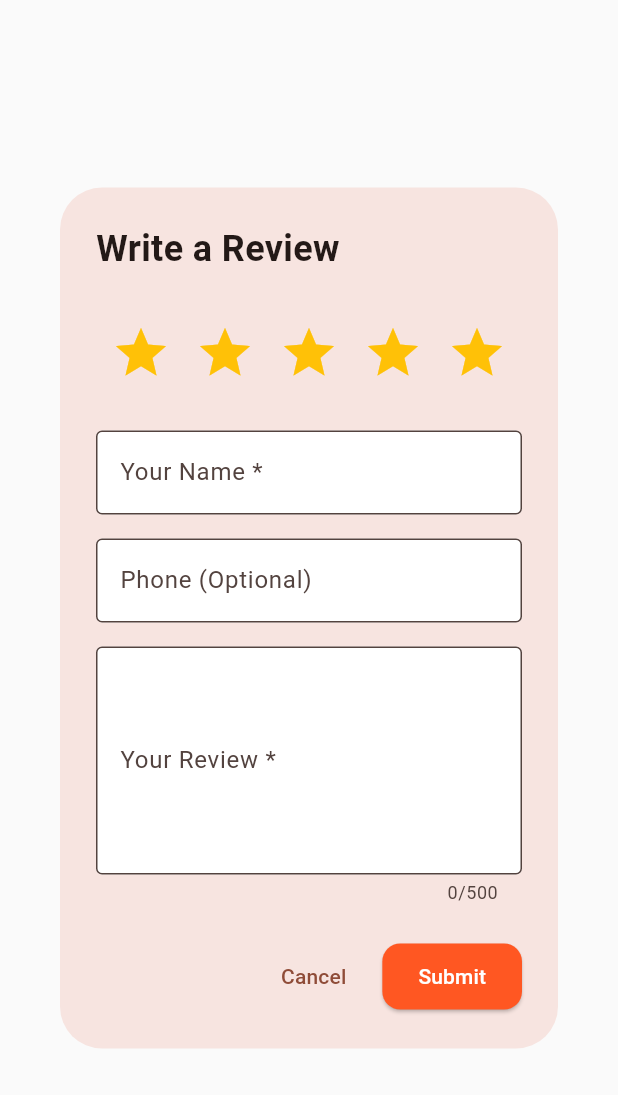
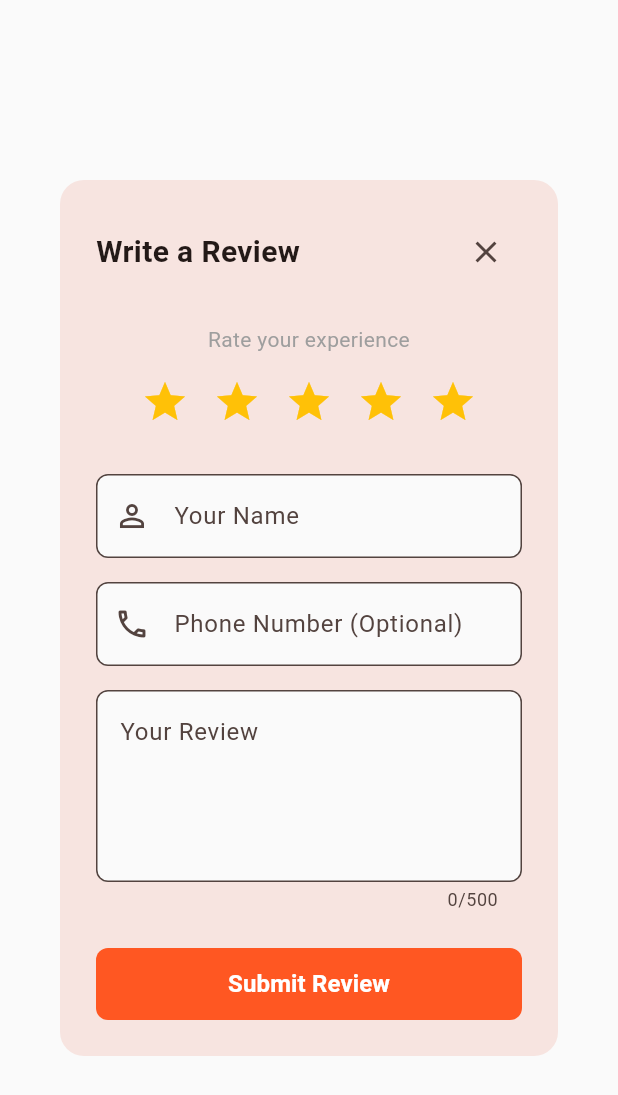
Before and after one commit to ibrahiim-1/roomi_real_final, a Flutter app: the ReviewDialog widget shown alone on an empty page, opened directly with empty values, on a phone screen of 412 x 824 dp. Shown: the top 1095 px of the screen. Run offline on Flutter 3.47's test engine with Material 3 defaults, Android fonts, the light colour scheme and no system bars; our stand-ins replace cached_network_image, carousel_slider, cloud_firestore, firebase_auth, firebase_core, firebase_storage and 1 more; accounts and stored records are empty.

Commit message:
feat: implement review dialog for submitting hostel ratings and comments.

```diff
--- a/lib/features/reviews/review_dialog.dart
+++ b/lib/features/reviews/review_dialog.dart
@@ -82,27 +82,45 @@ class _ReviewDialogState extends State<ReviewDialog> {
   @override
   Widget build(BuildContext context) {
     return Dialog(
+      shape: RoundedRectangleBorder(borderRadius: BorderRadius.circular(16)),
+      child: Container(
+        constraints: const BoxConstraints(maxWidth: 400),
         child: SingleChildScrollView(
-        child: Padding(
           padding: const EdgeInsets.all(24),
           child: Form(
             key: _formKey,
             child: Column(
               mainAxisSize: MainAxisSize.min,
-              crossAxisAlignment: CrossAxisAlignment.start,
+              crossAxisAlignment: CrossAxisAlignment.stretch,
+              children: [
+                Row(
+                  mainAxisAlignment: MainAxisAlignment.spaceBetween,
                   children: [
                     const Text(
                       'Write a Review',
                       style: TextStyle(
-                    fontSize: 24,
+                        fontSize: 20,
                         fontWeight: FontWeight.bold,
                       ),
                     ),
+                    IconButton(
+                      icon: const Icon(Icons.close),
+                      onPressed: () => Navigator.of(context).pop(),
+                      padding: EdgeInsets.zero,
+                      constraints: const BoxConstraints(),
+                    ),
+                  ],
+                ),
                 const SizedBox(height: 24),
                 // Rating
-                Center(
-                  child: Row(
-                    mainAxisSize: MainAxisSize.min,
+                const Text(
+                  'Rate your experience',
+                  textAlign: TextAlign.center,
+                  style: TextStyle(color: Colors.grey),
+                ),
+                const SizedBox(height: 8),
+                Row(
+                  mainAxisAlignment: MainAxisAlignment.center,
                   children: List.generate(5, (index) {
                     return IconButton(
                       onPressed: () {
@@ -113,20 +131,28 @@ class _ReviewDialogState extends State<ReviewDialog> {
                       icon: Icon(
                         index < _rating ? Icons.star : Icons.star_border,
                         color: Colors.amber,
-                          size: 40,
+                        size: 32,
                       ),
+                      padding: const EdgeInsets.all(4),
+                      constraints: const BoxConstraints(),
                     );
                   }),
-                  ),
                 ),
                 const SizedBox(height: 24),
                 // Name
                 TextFormField(
                   controller: _nameController,
-                  decoration: const InputDecoration(
-                    labelText: 'Your Name *',
-                    border: OutlineInputBorder(),
+                  decoration: InputDecoration(
+                    labelText: 'Your Name',
+                    hintText: 'Enter your full name',
+                    border: OutlineInputBorder(
+                      borderRadius: BorderRadius.circular(8),
                     ),
+                    prefixIcon: const Icon(Icons.person_outline),
+                    filled: true,
+                    fillColor: Colors.grey[50],
+                  ),
+                  textCapitalization: TextCapitalization.words,
                   validator: (value) {
                     if (value == null || value.trim().isEmpty) {
                       return 'Please enter your name';
@@ -138,9 +164,15 @@ class _ReviewDialogState extends State<ReviewDialog> {
                 // Phone (optional)
                 TextFormField(
                   controller: _phoneController,
-                  decoration: const InputDecoration(
-                    labelText: 'Phone (Optional)',
-                    border: OutlineInputBorder(),
+                  decoration: InputDecoration(
+                    labelText: 'Phone Number (Optional)',
+                    hintText: 'For verification purposes',
+                    border: OutlineInputBorder(
+                      borderRadius: BorderRadius.circular(8),
+                    ),
+                    prefixIcon: const Icon(Icons.phone_outlined),
+                    filled: true,
+                    fillColor: Colors.grey[50],
                   ),
                   keyboardType: TextInputType.phone,
                 ),
@@ -148,11 +180,17 @@ class _ReviewDialogState extends State<ReviewDialog> {
                 // Comment
                 TextFormField(
                   controller: _commentController,
-                  decoration: const InputDecoration(
-                    labelText: 'Your Review *',
-                    border: OutlineInputBorder(),
+                  decoration: InputDecoration(
+                    labelText: 'Your Review',
+                    hintText: 'Share your experience with others...',
+                    border: OutlineInputBorder(
+                      borderRadius: BorderRadius.circular(8),
                     ),
-                  maxLines: 5,
+                    alignLabelWithHint: true,
+                    filled: true,
+                    fillColor: Colors.grey[50],
+                  ),
+                  maxLines: 4,
                   maxLength: 500,
                   validator: (value) {
                     if (value == null || value.trim().isEmpty) {
@@ -162,28 +200,31 @@ class _ReviewDialogState extends State<ReviewDialog> {
                   },
                 ),
                 const SizedBox(height: 24),
-                // Buttons
-                Row(
-                  mainAxisAlignment: MainAxisAlignment.end,
-                  children: [
-                    TextButton(
-                      onPressed: _isSubmitting
-                          ? null
-                          : () => Navigator.of(context).pop(),
-                      child: const Text('Cancel'),
+                // Submit Button
+                SizedBox(
+                  height: 48,
+                  child: ElevatedButton(
+                    onPressed: _isSubmitting ? null : _submitReview,
+                    style: ElevatedButton.styleFrom(
+                      shape: RoundedRectangleBorder(
+                        borderRadius: BorderRadius.circular(8),
                       ),
-                    const SizedBox(width: 12),
-                    ElevatedButton(
-                      onPressed: _isSubmitting ? null : _submitReview,
+                      elevation: 0,
+                    ),
                     child: _isSubmitting
                         ? const SizedBox(
-                              width: 20,
-                              height: 20,
+                            width: 24,
+                            height: 24,
                             child: CircularProgressIndicator(strokeWidth: 2),
                           )
-                          : const Text('Submit'),
+                        : const Text(
+                            'Submit Review',
+                            style: TextStyle(
+                              fontSize: 16,
+                              fontWeight: FontWeight.bold,
                             ),
-                  ],
+                          ),
+                  ),
                 ),
               ],
             ),
```
Lines whose indentation alone changed are shown as unchanged.
